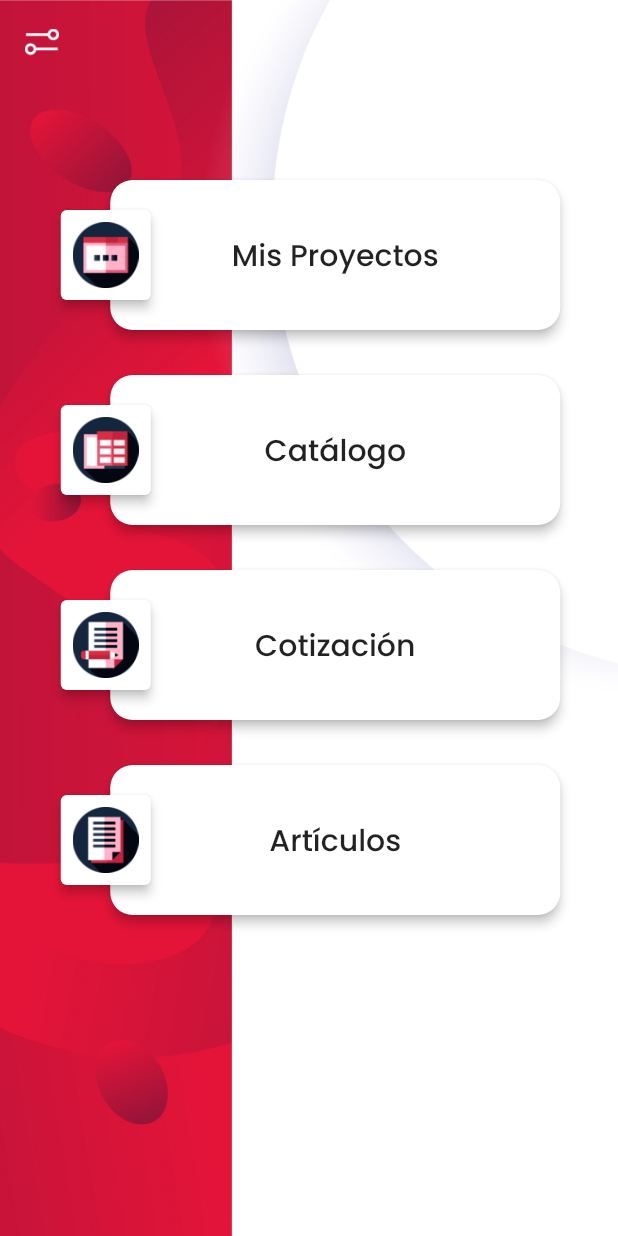
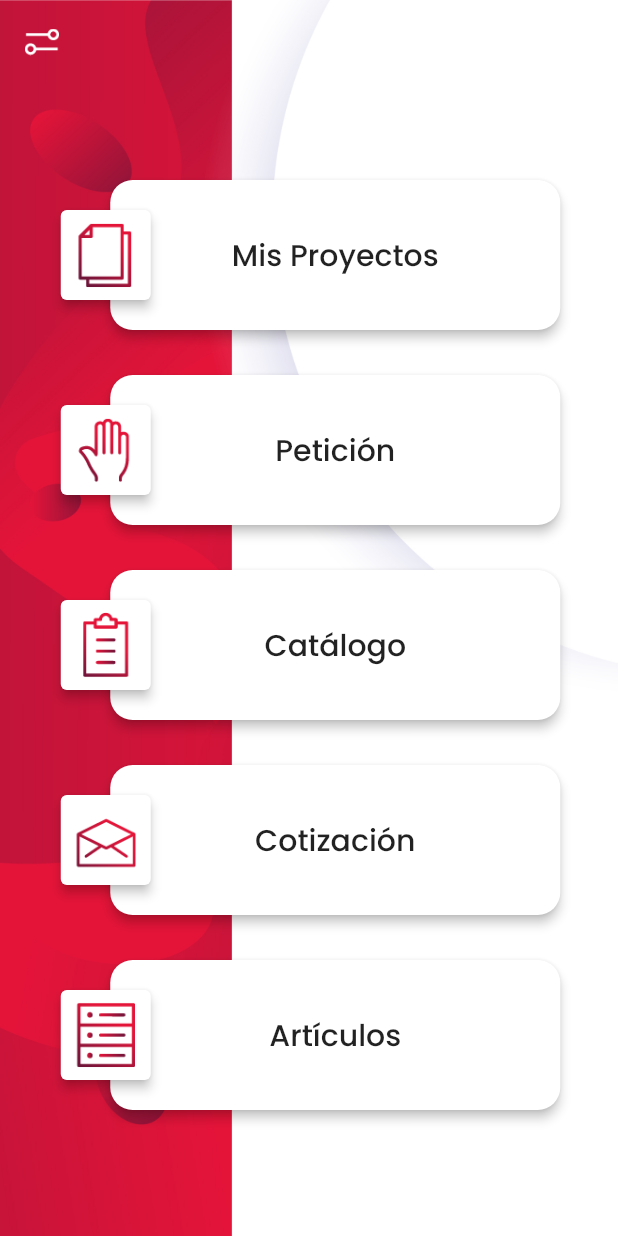
Before and after one commit to felipechaux/flutter, a Flutter app: the HomePage screen opened by its route, on a phone screen of 412 x 824 dp. Run offline on Flutter 3.47's test engine with Material 2 defaults, Android fonts, the light colour scheme and no system bars; our stand-ins replace firebase_auth, firebase_core, firebase_messaging, flutter_map, flutter_swiper, google_sign_in and 7 more; missing offline and left inert: barcode_scan, mapbox_gl, mime_type; accounts and stored records are empty.

Commit message:
update more icons and links in constants

```diff
--- a/inproext_app/lib/src/pages/home_page.dart
+++ b/inproext_app/lib/src/pages/home_page.dart
@@ -1,5 +1,4 @@
 import 'package:flutter/material.dart';
-import 'package:inproext_app/src/bloc/provider.dart';
 import 'package:inproext_app/src/utils/constants.dart';
 import 'package:inproext_app/src/utils/utils.dart';
 import 'package:inproext_app/src/widgets/menu_widget.dart';
@@ -59,6 +58,8 @@ class _HomePageState extends State<HomePage> {
           SizedBox(height: 120.0),
           _proyectsCard(),
           SizedBox(height: 30.0),
+          _requestCard(),
+          SizedBox(height: 30.0),
           _catalogueCard(),
           SizedBox(height: 30.0),
           _quotationCard(),
@@ -75,7 +76,7 @@ Widget _proyectsCard() {
   return Stack(
     children: <Widget>[
       GestureDetector(
-        onTap: () => launchUrl('https://www.redmine.org/login'),
+        onTap: () => launchUrl(Constants.urlProjects),
         child: Card(
             elevation: 3.0,
             margin: EdgeInsets.only(left: 35.0),
@@ -149,12 +150,50 @@ Widget _newsCard(BuildContext context) {
   );
 }
 
+Widget _requestCard() {
+  return Stack(
+    children: <Widget>[
+      GestureDetector(
+        onTap: () => launchUrl(Constants.urlRequest),
+        child: Card(
+            margin: EdgeInsets.only(left: 35.0),
+            elevation: 3.0,
+            shape:
+                RoundedRectangleBorder(borderRadius: BorderRadius.circular(15)),
+            child: Container(
+              alignment: Alignment.center,
+              width: 300,
+              height: 100,
+              child: Text('Petición',
+                  style: TextStyle(
+                      fontFamily: Constants.fontPoppinnsMedium,
+                      fontSize: 20.0)),
+            )),
+      ),
+      Card(
+          elevation: 3.0,
+          margin: EdgeInsets.only(left: 2.0, top: 20.0),
+          child: Container(
+            height: 60.0,
+            width: 60.0,
+            child: Padding(
+              padding: const EdgeInsets.all(8.0),
+              child: Image(
+                image: AssetImage('assets/images/ico_request.png'),
+                height: 12,
+                width: 12,
+              ),
+            ),
+          )),
+    ],
+  );
+}
+
 Widget _catalogueCard() {
   return Stack(
     children: <Widget>[
       GestureDetector(
-        onTap: () => launchUrl(
-            'https://drive.google.com/file/d/1sEuWaSsGVdiEhRMYDuomIR-NEHrO8F_5/view?usp=sharing'),
+        onTap: () => launchUrl(Constants.urlCatalogue),
         child: Card(
             margin: EdgeInsets.only(left: 35.0),
             elevation: 3.0,
@@ -193,8 +232,7 @@ Widget _quotationCard() {
   return Stack(
     children: <Widget>[
       GestureDetector(
-        onTap: () => launchUrl(
-            'https://docs.google.com/forms/d/e/1FAIpQLSeP9iK_-i3ehclkKj0lpt1pWTjr91eC6o3ZWLvcCa54vXrZUw/viewform'),
+        onTap: () => launchUrl(Constants.urlQuotation),
         child: Card(
             margin: EdgeInsets.only(left: 35.0),
             shape:
--- a/inproext_app/lib/src/pages/login_page.dart
+++ b/inproext_app/lib/src/pages/login_page.dart
@@ -263,6 +263,7 @@ class _LoginPageState extends State<LoginPage> {
         labelStyle: TextStyle(
             fontFamily: Constants.fontPoppinnsRegular, fontSize: 25.0),
         indicatorWeight: 2.0,
+        indicatorSize: TabBarIndicatorSize.tab,
         indicatorColor: Constants.colorBlueInproext,
         unselectedLabelColor: Constants.colorBlueInproext,
         indicatorPadding: EdgeInsets.symmetric(horizontal: 20.0),
--- a/inproext_app/lib/src/utils/constants.dart
+++ b/inproext_app/lib/src/utils/constants.dart
@@ -19,4 +19,13 @@ class Constants {
   static const fontPoppinnsRegular = 'PoppinsRegular';
   static const fontPoppinnsMedium = 'PoppinsMedium';
   static const fontPoppinnsLight = 'PoppinsLight';
+
+  //urls
+  static const urlProjects = 'https://www.redmine.org/login';
+  static const urlCatalogue =
+      'https://drive.google.com/file/d/1sEuWaSsGVdiEhRMYDuomIR-NEHrO8F_5/view?usp=sharing';
+  static const urlRequest =
+      'https://docs.google.com/forms/d/e/1FAIpQLSfKwzMqkefAisRv9RHwEmTq9W1M1S_vvJqW5G81Sv-XG-JxBg/viewform';
+  static const urlQuotation =
+      'https://docs.google.com/forms/d/e/1FAIpQLSeiWY2D-JqsqetvWvqoX82RZejN46lmeQBjOJY3t5NvSS2oqw/viewform';
 }
```
Also changed, not shown: inproext_app/lib/src/pages/new_detail.dart (+33 -33 lines), inproext_app/lib/src/pages/news_page.dart (+7 -10 lines), inproext_app/assets/images/ico_catalogue-old.png (added), inproext_app/assets/images/ico_catalogue.png, inproext_app/assets/images/ico_news-old.png (added), inproext_app/assets/images/ico_news.png, inproext_app/assets/images/ico_projects.png, inproext_app/assets/images/ico_quotation.png, inproext_app/assets/images/ico_request.png (added).
